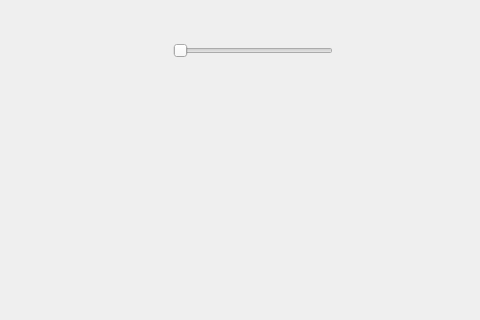
First picture: the form in mainwindow.ui, repository StreamMediaWorkspace/TYMovieEditor, before the edit; both pictures show x 237 to 717 and y 0 to 320 of the 800 by 600 pixel window.
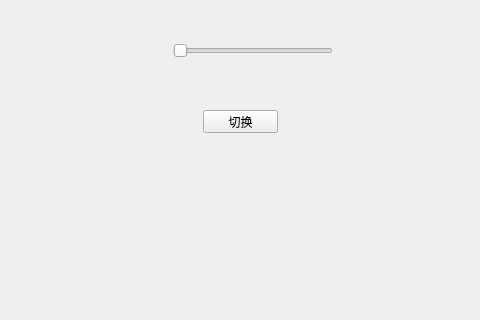
Second picture: the form after the edit. Custom widgets are drawn as their Qt base class.

Commit message: add multy movies

```diff
--- a/mainwindow.ui
+++ b/mainwindow.ui
@@ -37,6 +37,19 @@
      <enum>Qt::Horizontal</enum>
     </property>
    </widget>
+   <widget class="QPushButton" name="btnChangedMovie">
+    <property name="geometry">
+     <rect>
+      <x>440</x>
+      <y>110</y>
+      <width>75</width>
+      <height>23</height>
+     </rect>
+    </property>
+    <property name="text">
+     <string>切换</string>
+    </property>
+   </widget>
   </widget>
   <widget class="QMenuBar" name="menubar">
    <property name="geometry">
```
The commit also changes 4 other files.
